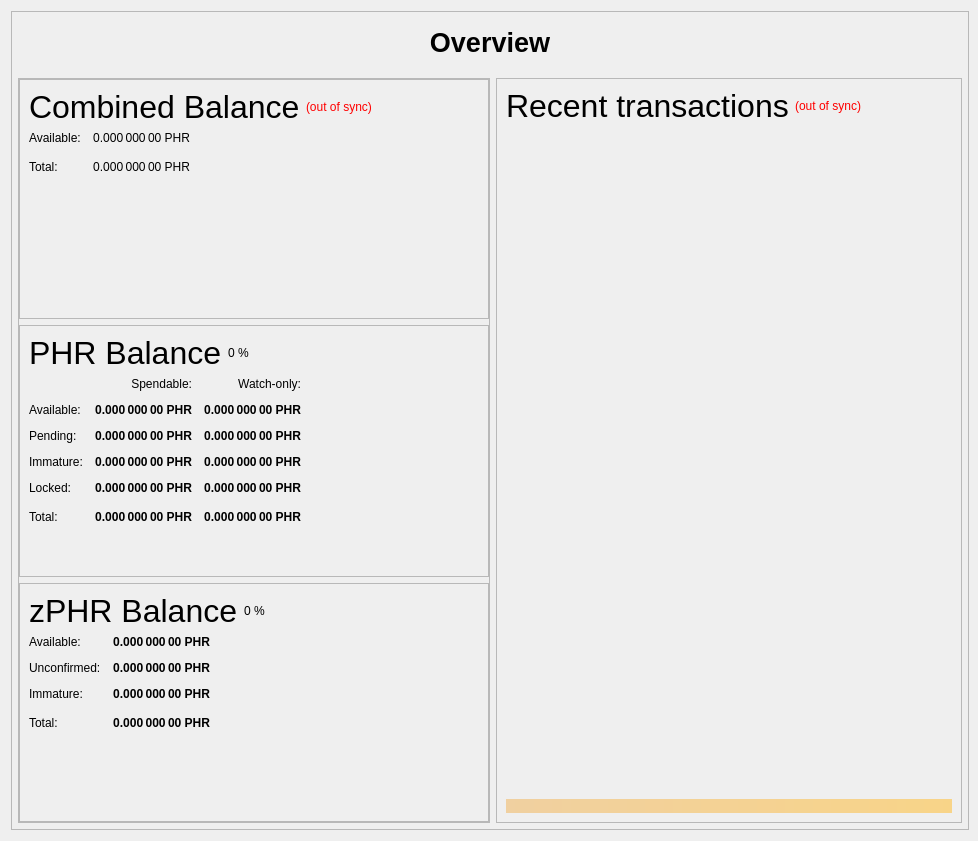
Old version of the form src/qt/forms/overviewpage.ui in the repository blocknetdx/blocknet.
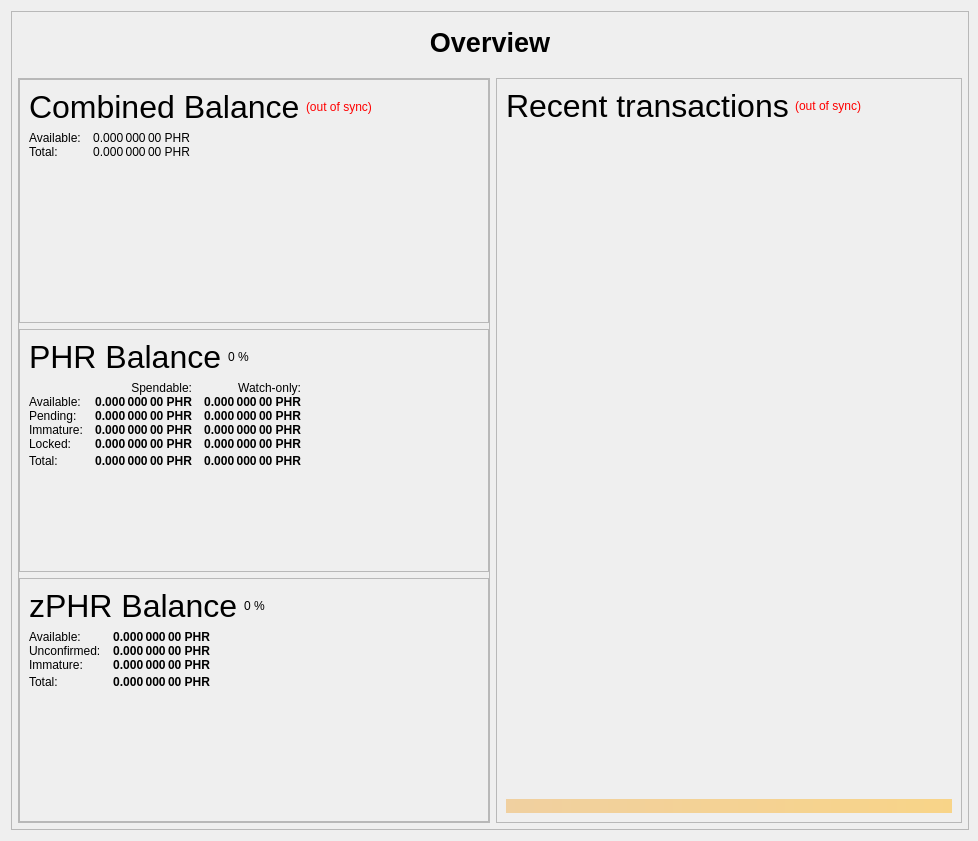
New version of the form.

Commit message: Adjust Overview Page font size for balances

Patch:
```diff
--- a/src/qt/forms/overviewpage.ui
+++ b/src/qt/forms/overviewpage.ui
@@ -188,6 +188,12 @@
                      <enum>QFrame::Raised</enum>
                     </property>
                     <layout class="QVBoxLayout" name="verticalLayout_5">
+                     <property name="spacing">
+                      <number>6</number>
+                     </property>
+                     <property name="sizeConstraint">
+                      <enum>QLayout::SetNoConstraint</enum>
+                     </property>
                      <item>
                       <layout class="QHBoxLayout" name="horizontalLayout_5" stretch="0,0,0">
                        <item>
@@ -249,9 +255,12 @@
                      </item>
                      <item>
                       <layout class="QGridLayout" name="gridLayout_3">
-                       <property name="spacing">
+                       <property name="horizontalSpacing">
                         <number>12</number>
                        </property>
+                       <property name="verticalSpacing">
+                        <number>0</number>
+                       </property>
                        <item row="1" column="0">
                         <widget class="QLabel" name="labelBalanceTextz">
                          <property name="text">
@@ -324,7 +333,7 @@
                          <property name="sizeHint" stdset="0">
                           <size>
                            <width>40</width>
-                           <height>20</height>
+                           <height>0</height>
                           </size>
                          </property>
                         </spacer>
@@ -402,9 +411,12 @@
                      </item>
                      <item>
                       <layout class="QGridLayout" name="gridLayout">
-                       <property name="spacing">
+                       <property name="horizontalSpacing">
                         <number>12</number>
                        </property>
+                       <property name="verticalSpacing">
+                        <number>0</number>
+                       </property>
                        <item row="0" column="1">
                         <widget class="QLabel" name="labelSpendable">
                          <property name="text">
@@ -802,9 +814,12 @@
                      </item>
                      <item>
                       <layout class="QGridLayout" name="gridLayout_5">
-                       <property name="spacing">
+                       <property name="horizontalSpacing">
                         <number>12</number>
                        </property>
+                       <property name="verticalSpacing">
+                        <number>0</number>
+                       </property>
                        <item row="1" column="0">
                         <widget class="QLabel" name="labelzBalanceMatureText">
                          <property name="toolTip">
```
The commit also changes 1 other file.
